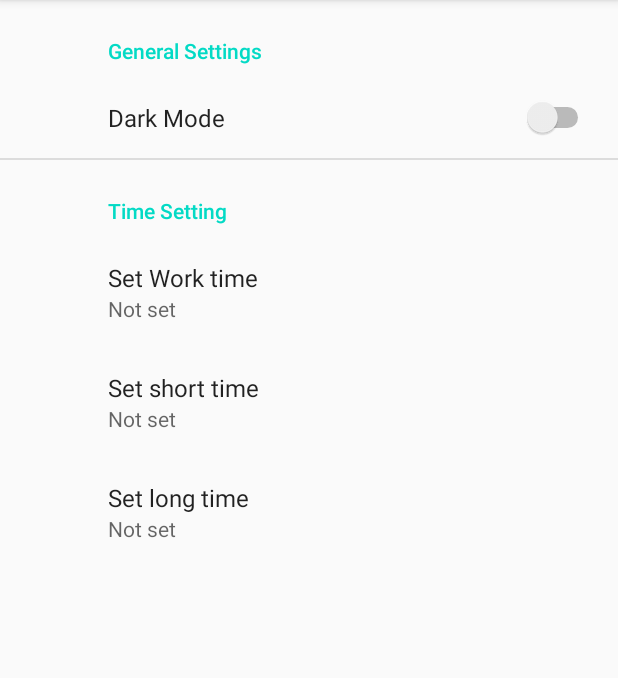
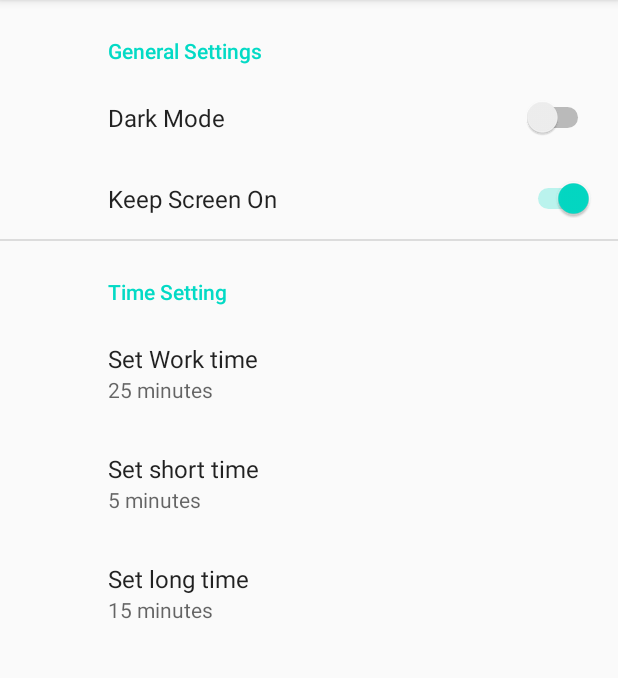
Before and after one commit to kagankuscu/Pomodoro-App, an Android app: the MainActivity screen opened directly, with no data from a screen before it, in the options menu, after a tap on "Setting", on a phone screen of 412 x 824 dp, the part 84-762 px from its top. Run offline under Robolectric (Android 15) with nearby library versions, the phone set to English and light mode, and no system bars; our stand-ins replace Timber, androidx.preference, navigation-ui; libraries missing offline, so code that uses them is left out: com.huawei.hms; 5 statements that could not run were skipped.

Commit message:
#39 Setting page edited, preferences set onclicklistener, i added first run shared preference for the set default value. EditTextPrefences changed to ListPreferences and added arrays for it.

```diff
--- a/app/build.gradle
+++ b/app/build.gradle
@@ -39,7 +39,7 @@ dependencies {
     implementation 'androidx.navigation:navigation-ui-ktx:2.3.0'
 
     implementation 'com.jakewharton.timber:timber:4.7.1'
-    implementation 'androidx.preference:preference:1.1.0'
+    implementation 'androidx.preference:preference:1.1.1'
     implementation 'androidx.legacy:legacy-support-v4:1.0.0'
 
     testImplementation 'junit:junit:4.12'
--- a/app/src/main/java/com/example/pomodoroapp/MainActivity.kt
+++ b/app/src/main/java/com/example/pomodoroapp/MainActivity.kt
@@ -4,7 +4,6 @@ import android.os.Bundle
 import android.view.Menu
 import android.view.MenuInflater
 import android.view.MenuItem
-import android.view.WindowManager
 import androidx.appcompat.app.AppCompatActivity
 import androidx.navigation.findNavController
 import androidx.navigation.ui.onNavDestinationSelected
@@ -17,7 +16,6 @@ class MainActivity : AppCompatActivity() {
     override fun onCreate(savedInstanceState: Bundle?) {
         super.onCreate(savedInstanceState)
         setContentView(R.layout.activity_main)
-        window.addFlags(WindowManager.LayoutParams.FLAG_KEEP_SCREEN_ON)
         Timber.plant(DebugTree())
 
         // Initialize the HUAWEI Ads SDK.
--- a/app/src/main/java/com/example/pomodoroapp/setting/SettingsFragment.kt
+++ b/app/src/main/java/com/example/pomodoroapp/setting/SettingsFragment.kt
@@ -1,12 +1,94 @@
 package com.example.pomodoroapp.setting
 
+import android.content.SharedPreferences
 import android.os.Bundle
+import androidx.lifecycle.ViewModelProvider
+import androidx.preference.EditTextPreference
+import androidx.preference.ListPreference
 import androidx.preference.PreferenceFragmentCompat
+import androidx.preference.SwitchPreference
 import com.example.pomodoroapp.R
+import com.example.pomodoroapp.timer.TimerViewModel
+import timber.log.Timber
 
 class SettingsFragment : PreferenceFragmentCompat() {
+    private var prefs: SharedPreferences? = null
+    private val FIRST_RUN = "first_run"
+
+    private var darkMode: SwitchPreference? = null
+    private var keepScreenOn: SwitchPreference? = null
+    private var workTime: ListPreference? = null
+    private var shortBreak: ListPreference? = null
+    private var longBreak: ListPreference? = null
+
+    private lateinit var timerViewModel: TimerViewModel
 
     override fun onCreatePreferences(savedInstanceState: Bundle?, rootKey: String?) {
         setPreferencesFromResource(R.xml.root_preferences, rootKey)
+        timerViewModel = ViewModelProvider(this).get(TimerViewModel::class.java)
+        prefs = preferenceManager.sharedPreferences
+
+        setPreferences()
+    }
+
+    private fun firstRun() {
+        if (!prefs?.getBoolean(FIRST_RUN, false)!!) {
+            prefs?.edit()?.putBoolean(FIRST_RUN, true)?.apply()
+            setDefaultValue()
+        } else {
+            setClickListener()
+        }
+    }
+
+    private fun setPreferences() {
+        darkMode =
+            preferenceScreen.findPreference<SwitchPreference>(getString(R.string.key_mode))
+        keepScreenOn =
+            preferenceScreen.findPreference<SwitchPreference>(getString(R.string.key_keep_screen_on))
+        workTime =
+            preferenceScreen.findPreference<ListPreference>(getString(R.string.key_work_time))
+        shortBreak =
+            preferenceScreen.findPreference<ListPreference>(getString(R.string.key_short_break))
+        longBreak =
+            preferenceScreen.findPreference<ListPreference>(getString(R.string.key_long_break))
+
+        firstRun()
+    }
+
+    private fun setDefaultValue() {
+        workTime?.setValueIndex(4)
+        shortBreak?.setValueIndex(0)
+        longBreak?.setValueIndex(2)
+
+        setClickListener()
+    }
+
+    private fun setClickListener() {
+
+        darkMode?.setOnPreferenceChangeListener { preference, newValue ->
+            Timber.d("preferences name:$preference, new value $newValue")
+            true
+        }
+
+        keepScreenOn?.setOnPreferenceChangeListener { preference, newValue ->
+            Timber.d("preference name: $preference, newValue: $newValue")
+
+            true
+        }
+
+        workTime?.setOnPreferenceChangeListener { preference, newValue ->
+            Timber.d("preference name: ${preference}, newValue:${newValue}")
+            true
+        }
+
+        shortBreak?.setOnPreferenceChangeListener { preference, newValue ->
+            Timber.d("preference name: ${preference}, newValue:${newValue}")
+            true
+        }
+
+        longBreak?.setOnPreferenceChangeListener { preference, newValue ->
+            Timber.d("preference name: ${preference}, newValue:${newValue}")
+            true
+        }
     }
 }
--- a/app/src/main/res/layout/fragment_timer.xml
+++ b/app/src/main/res/layout/fragment_timer.xml
@@ -17,6 +17,7 @@
         android:layout_width="match_parent"
         android:layout_height="match_parent"
         android:background="@color/background"
+        android:keepScreenOn="true"
         tools:context=".MainActivity">
 
 
--- a/app/src/main/res/values/arrays.xml
+++ b/app/src/main/res/values/arrays.xml
@@ -9,4 +9,34 @@
         <item>reply</item>
         <item>reply_all</item>
     </string-array>
+
+    <string-array name="time">
+        <item>5 minutes</item>
+        <item>10 minutes</item>
+        <item>15 minutes</item>
+        <item>20 minutes</item>
+        <item>25 minutes</item>
+        <item>30 minutes</item>
+        <item>35 minutes</item>
+        <item>40 minutes</item>
+        <item>45 minutes</item>
+        <item>50 minutes</item>
+        <item>55 minutes</item>
+        <item>1 hour</item>
+    </string-array>
+
+    <string-array name="time_values">
+        <item>300_000L</item>
+        <item>600_000L</item>
+        <item>900_000L</item>
+        <item>1_200_000L</item>
+        <item>1_500_000L</item>
+        <item>1_800_000L</item>
+        <item>2_100_000L</item>
+        <item>2_400_000L</item>
+        <item>2_700_000L</item>
+        <item>3_000_000L</item>
+        <item>3_300_000L</item>
+        <item>3_600_000L</item>
+    </string-array>
 </resources>
--- a/app/src/main/res/values/strings.xml
+++ b/app/src/main/res/values/strings.xml
@@ -29,5 +29,11 @@
 
     <!--    About Page-->
     <string name="about_text">Pomodoro timer has minimalist design. It best for your productivity and focus. Its very simple Pomodoro timer it has own loop.</string>
+    <string name="keep_screen_on">Keep Screen On</string>
+    <string name="key_mode">mode</string>
+    <string name="key_keep_screen_on">keep_screen_on</string>
+    <string name="key_work_time">work_time</string>
+    <string name="key_short_break">short_break</string>
+    <string name="key_long_break">long_break</string>
 
 </resources>
--- a/app/src/main/res/xml/root_preferences.xml
+++ b/app/src/main/res/xml/root_preferences.xml
@@ -4,31 +4,37 @@
     <PreferenceCategory android:title="@string/general_settings">
         <SwitchPreference
             android:defaultValue="false"
-            app:key="mode"
+            app:key="@string/key_mode"
             app:title="@string/dark_mode" />
+
+        <SwitchPreference
+            android:defaultValue="true"
+            app:key="@string/key_keep_screen_on"
+            app:title="@string/keep_screen_on" />
     </PreferenceCategory>
 
     <PreferenceCategory app:title="@string/messages_header">
 
-        <EditTextPreference
-            android:inputType="number"
-            app:key="work_time"
+        <ListPreference
+            android:entries="@array/time"
+            android:entryValues="@array/time_values"
+            app:key="@string/key_work_time"
             app:title="@string/work_time"
             app:useSimpleSummaryProvider="true" />
 
-        <EditTextPreference
-            android:inputType="number"
-            app:key="short_break"
+        <ListPreference
+            android:entries="@array/time"
+            android:entryValues="@array/time_values"
+            app:key="@string/key_short_break"
             app:title="@string/short_time"
             app:useSimpleSummaryProvider="true" />
 
-        <EditTextPreference
-            android:inputType="number"
-            app:key="long_break"
+        <ListPreference
+            android:entries="@array/time"
+            android:entryValues="@array/time_values"
+            app:key="@string/key_long_break"
             app:title="@string/long_time"
             app:useSimpleSummaryProvider="true" />
 
-
     </PreferenceCategory>
-
 </PreferenceScreen>
```
